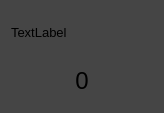
This is ui/sensorlabel.ui in sirius2beta/GPBase as Qt 5 draws it before an edit. The edited form follows.
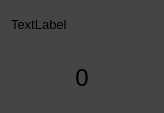
This is the edited form.

The edit to the form file:
```diff
--- a/ui/sensorlabel.ui
+++ b/ui/sensorlabel.ui
@@ -117,6 +117,9 @@
 }</string>
   </property>
   <layout class="QVBoxLayout" name="verticalLayout">
+   <property name="topMargin">
+    <number>0</number>
+   </property>
    <item>
     <widget class="QLabel" name="sensor_name">
      <property name="font">
```
